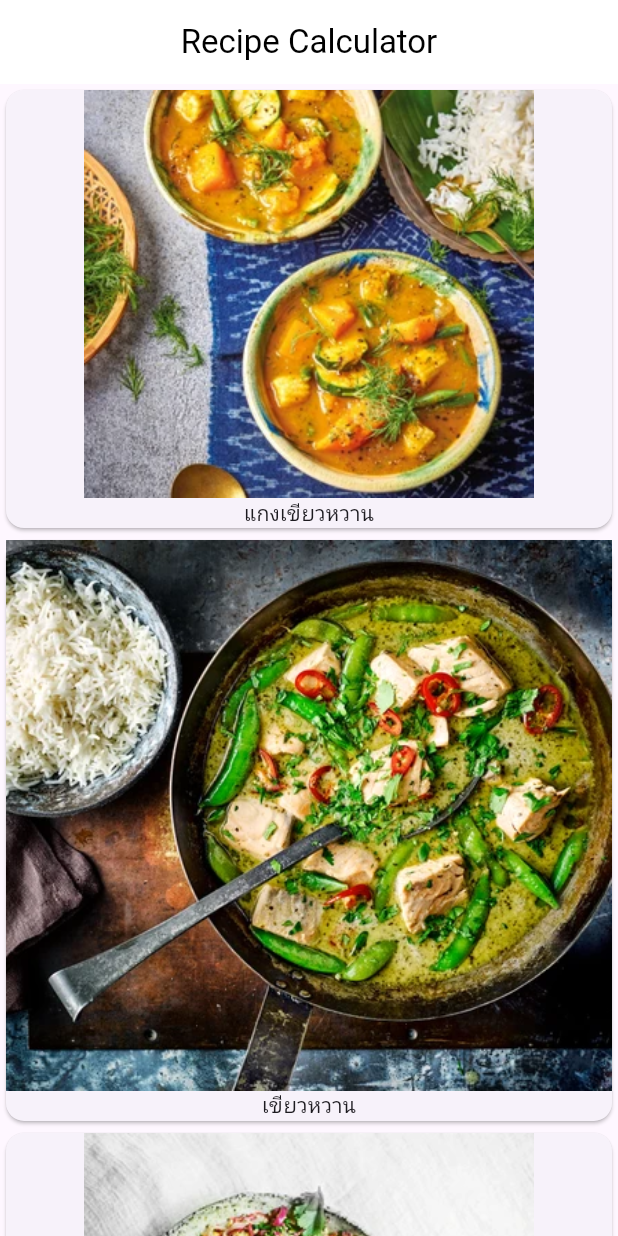
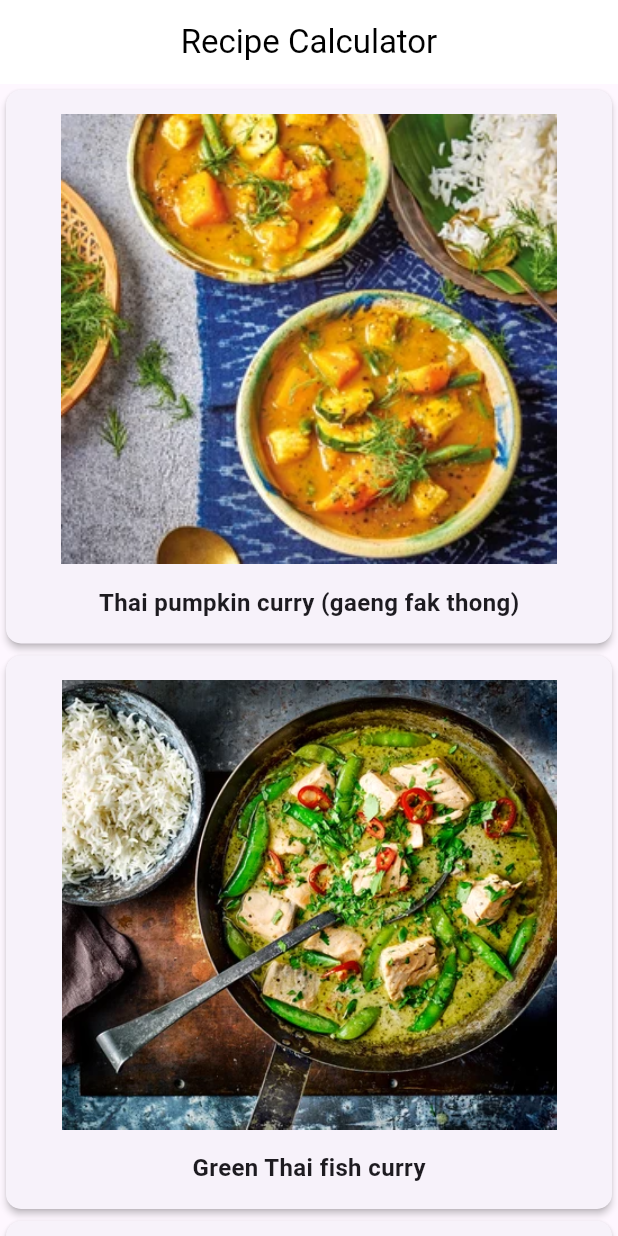
Before and after one commit to jirapatvigo-commits/news_app_flutter, a Flutter app: the screen it shows after launch, on a phone screen of 412 x 824 dp. Run offline on Flutter 3.47's test engine with Material 3 defaults, Android fonts, the phone set to English and light mode, and no system bars; Roboto replaces fonts that are missing (Palatino).

Commit message:
Recipe Detail

```diff
--- a/receipes/lib/Model/Recipe.dart
+++ b/receipes/lib/Model/Recipe.dart
@@ -1,14 +1,15 @@
 class Recipe {
   String imgLabel;
   String imageUrl;
+  String Detail;
 
-  Recipe(this.imageUrl, this.imgLabel);
+  Recipe(this.imageUrl, this.imgLabel, this.Detail);
 
   static List<Recipe> samples =
   [
-    Recipe('assets/images/แกงฟักทอง.png' , 'แกงเขียวหวาน'),
-    Recipe('assets/images/เขียวหวาน.png' , 'เขียวหวาน'),
-    Recipe('assets/images/สลัด.png' , 'สลัด'),
-    Recipe('assets/images/หมูหวาน.png' , 'หมูหวาน')
+    Recipe('assets/images/แกงฟักทอง.png' , 'Thai pumpkin curry (gaeng fak thong)', 'A nostalgic Thai pumpkin curry inspired by family memories, adapted with butternut squash, and passed down from the author’s grandmother—celebrating comfort, heritage, and home cooking.'),
+    Recipe('assets/images/เขียวหวาน.png' , 'Green Thai fish curry' , 'Try this Thai green fish curry, then also check out our classic Thai green curry. Now discover our goan fish curry, coconut fish curry.'),
+    Recipe('assets/images/สลัด.png' , 'Pad thai salad' , 'A fresh twist on pad thai using raw kale and cabbage softened with salt and lime, adding citrusy crunch and brightness, with options to customize using other vegetables or tofu.'),
+    Recipe('assets/images/หมูหวาน.png' , 'Thai braised pork' , 'Try this Thai braised pork, then check out our Thai scotch eggs, Thai fishcakes with sweet and sour cucumber pickle and more easy Thai recipes. Now discover 10 things we love about Thai cuisine.'),
   ];
 }
--- a/receipes/lib/main.dart
+++ b/receipes/lib/main.dart
@@ -1,5 +1,6 @@
 import 'package:flutter/material.dart';
 import 'package:receipes/Model/Recipe.dart';
+import 'package:receipes/recipe_detail.dart';
 
 void main() {
   runApp(const RecipesApp());
@@ -41,9 +42,19 @@ class _MyHomePageState extends State<MyHomePage> {
       body: SafeArea(child: Container(
             child: ListView.builder(
           itemBuilder: (BuildContext context, int index) {
-            return buildRecipeCard(Recipe.samples[index]);
+            return GestureDetector(
+              onTap: (){
+                // print('You tapped on ${Recipe.samples[index].imgLabel}');
+                Navigator.push(
+                  context,
+                  MaterialPageRoute(
+                    builder: (context) => RecipeDetail(recipe: Recipe.samples[index]),
+                  ),
+                );
+              },
+              child: buildRecipeCard(Recipe.samples[index]),
+            );
           },
-          itemCount: Recipe.samples.length,
           ),
         ),
       ),
@@ -52,12 +63,31 @@ class _MyHomePageState extends State<MyHomePage> {
 
  Widget buildRecipeCard(Recipe recipe) {
   return Card(
+    elevation: 2.0,
+    shape: RoundedRectangleBorder(
+      borderRadius: BorderRadius.circular(10.0),
+    ),
+  child: Padding(
+    padding: const EdgeInsets.all(16.0),
     child: Column(
       children: <Widget>[
-        Image(image: AssetImage(recipe.imageUrl)),
-        Text(recipe.imgLabel),
+        Image.asset(
+          recipe.imageUrl,
+          width: 550,
+          height: 300,
+          fit: BoxFit.contain,
+        ),
+        const SizedBox(height: 14.0),
+        Text(recipe.imgLabel
+        ,style: const TextStyle(
+          fontSize: 16.0,
+          fontWeight: FontWeight.w700,
+          fontFamily: 'Palatino',
+        ),
+        ),
       ],
     ),
+  ),
   );
  }
 }
```
Also changed, not shown: receipes/lib/recipe_detail.dart (added, +42 -0 lines).
